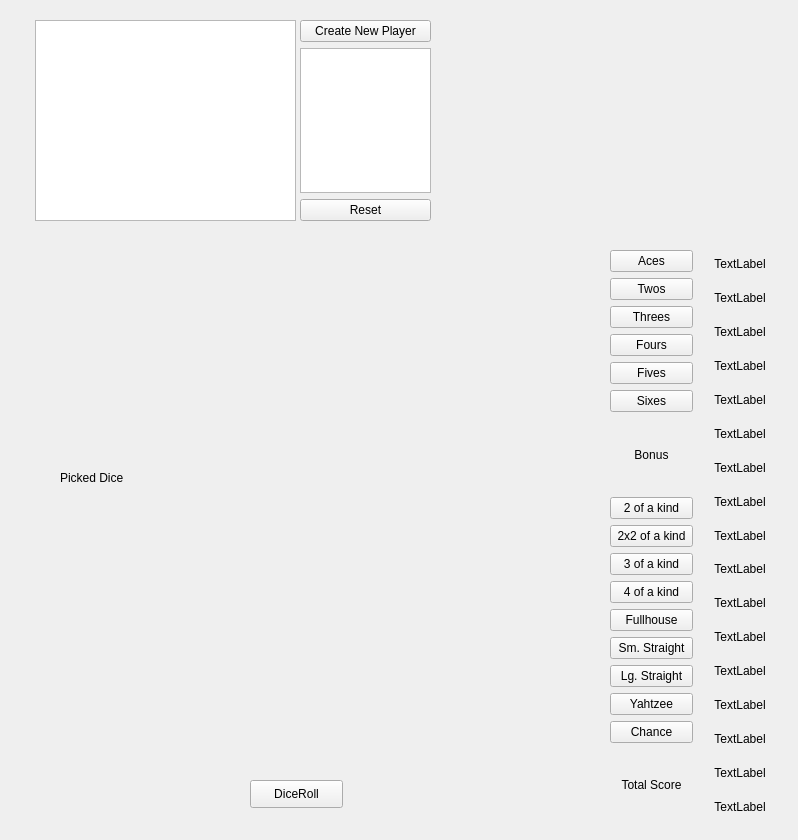
Old version of the form GUI.ui in the repository MoVo01/Kniffel.
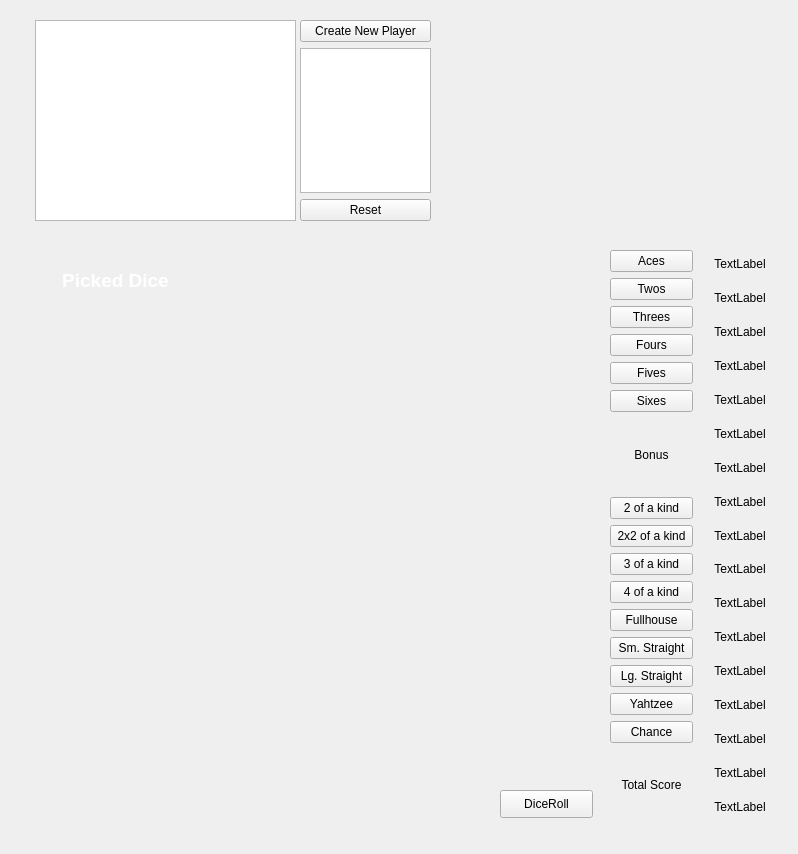
New version of the form. Custom widgets are drawn as their Qt base class.

What changed in the file:
```diff
--- a/GUI.ui
+++ b/GUI.ui
@@ -7,7 +7,7 @@
     <x>0</x>
     <y>0</y>
     <width>798</width>
-    <height>840</height>
+    <height>854</height>
    </rect>
   </property>
   <property name="windowTitle">
@@ -98,7 +98,7 @@
      <height>591</height>
     </rect>
    </property>
-   <widget class="QWidget" name="Dice" native="true">
+   <widget class="DiceWidget" name="DiceWidget" native="true">
     <property name="geometry">
      <rect>
       <x>10</x>
@@ -107,11 +107,11 @@
       <height>571</height>
      </rect>
     </property>
-    <widget class="QPushButton" name="pushButton_16">
+    <widget class="QPushButton" name="DiceRoll">
      <property name="geometry">
       <rect>
-       <x>220</x>
-       <y>530</y>
+       <x>470</x>
+       <y>540</y>
        <width>93</width>
        <height>28</height>
       </rect>
@@ -120,18 +120,68 @@
       <string>DiceRoll</string>
      </property>
     </widget>
-    <widget class="QLabel" name="label_20">
+    <widget class="QLabel" name="PickedDice">
      <property name="geometry">
       <rect>
-       <x>30</x>
-       <y>220</y>
-       <width>71</width>
-       <height>16</height>
+       <x>10</x>
+       <y>10</y>
+       <width>151</width>
+       <height>41</height>
       </rect>
      </property>
+     <property name="palette">
+      <palette>
+       <active>
+        <colorrole role="WindowText">
+         <brush brushstyle="SolidPattern">
+          <color alpha="255">
+           <red>255</red>
+           <green>255</green>
+           <blue>255</blue>
+          </color>
+         </brush>
+        </colorrole>
+       </active>
+       <inactive>
+        <colorrole role="WindowText">
+         <brush brushstyle="SolidPattern">
+          <color alpha="255">
+           <red>255</red>
+           <green>255</green>
+           <blue>255</blue>
+          </color>
+         </brush>
+        </colorrole>
+       </inactive>
+       <disabled>
+        <colorrole role="WindowText">
+         <brush brushstyle="SolidPattern">
+          <color alpha="255">
+           <red>120</red>
+           <green>120</green>
+           <blue>120</blue>
+          </color>
+         </brush>
+        </colorrole>
+       </disabled>
+      </palette>
+     </property>
+     <property name="font">
+      <font>
+       <pointsize>14</pointsize>
+       <weight>75</weight>
+       <bold>true</bold>
+      </font>
+     </property>
+     <property name="cursor">
+      <cursorShape>CrossCursor</cursorShape>
+     </property>
      <property name="text">
       <string>Picked Dice</string>
      </property>
+     <property name="alignment">
+      <set>Qt::AlignCenter</set>
+     </property>
     </widget>
    </widget>
    <widget class="QWidget" name="layoutWidget">
@@ -451,6 +501,17 @@
    </widget>
   </widget>
  </widget>
+ <customwidgets>
+  <customwidget>
+   <class>DiceWidget</class>
+   <extends>QWidget</extends>
+   <header>DiceWidget.h</header>
+   <container>1</container>
+   <slots>
+    <slot>roll()</slot>
+   </slots>
+  </customwidget>
+ </customwidgets>
  <resources/>
  <connections/>
 </ui>
```
Left out of the diff: 19 changed lines with no effect on the pictures.
